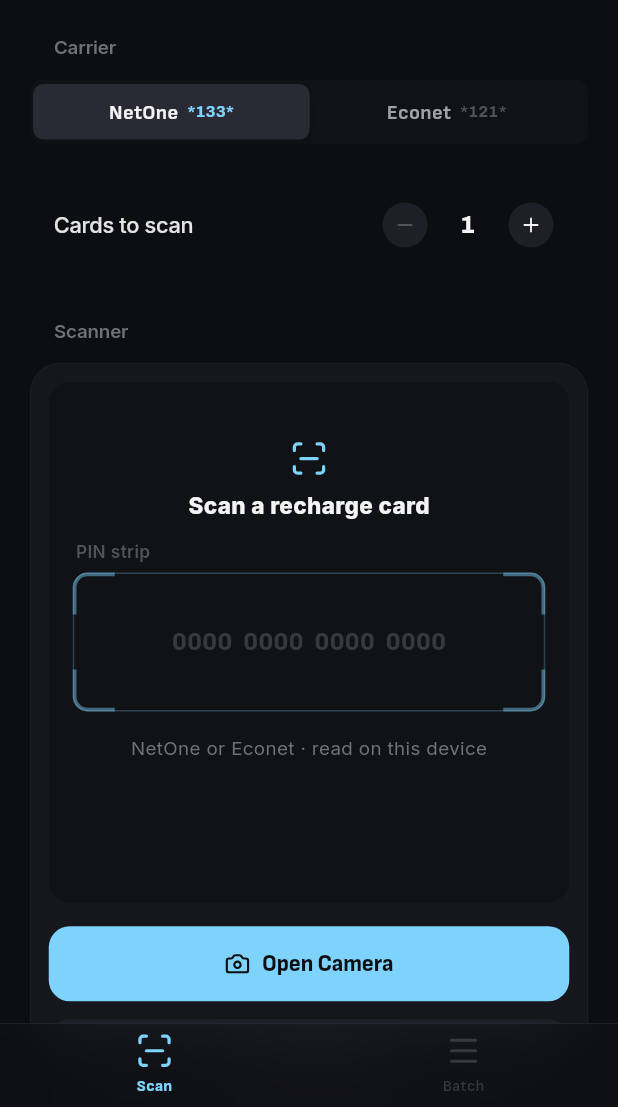
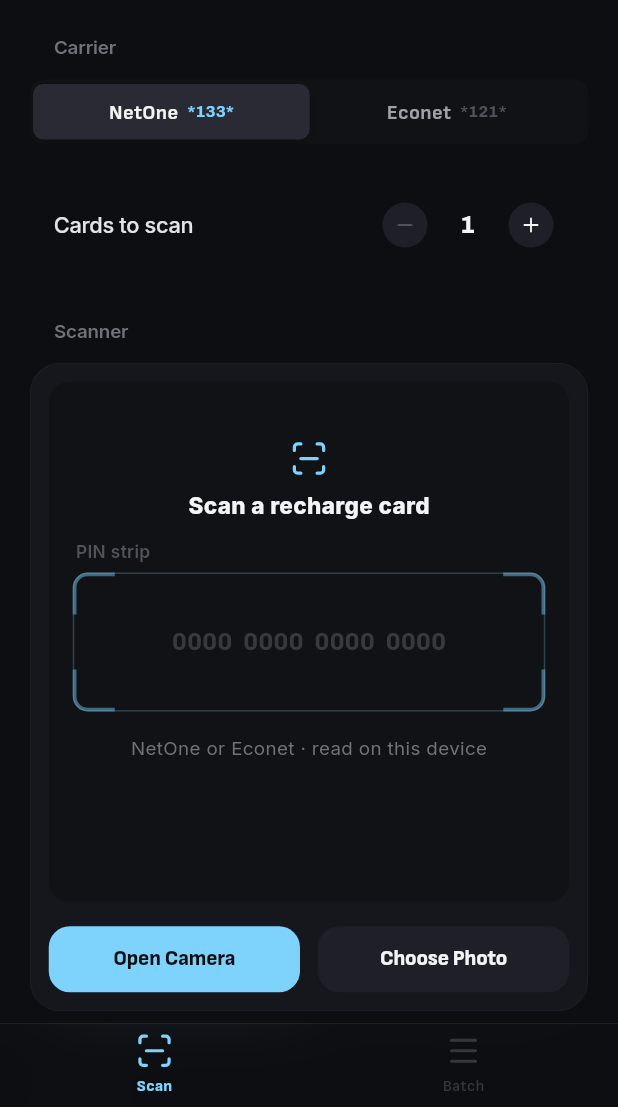
Before and after one commit to brandie-xxx/iscanna-v1.0, a Flutter app: the screen it shows after launch, on a phone screen of 412 x 824 dp, the part 129-1236 px from its top. Run offline on Flutter 3.47's test engine with Material 3 defaults, Android fonts, the phone set to English and light mode, and no system bars; our stand-ins replace camera, confetti, image_picker, lucide_icons_flutter, share_plus; missing offline and left inert: google_mlkit_text_recognition.

Commit message:
Shorter labels, side-by-side scan buttons, credit on the right
- Needs review -> Review; Export CSV -> Export
- Open Camera and Choose Photo sit side by side without icons; Scan Again below
- Digit 11/16 and 0/2 queued
- *exxstatix credit aligned to the right edge

Co-Authored-By: Claude Opus 5.5 <noreply@anthropic.com>
Claude-Session: https://claude.ai/code/session_01XtWghEjRpoRNAof9hKBBwM

```diff
--- a/lib/screens/batch_tab.dart
+++ b/lib/screens/batch_tab.dart
@@ -258,7 +258,7 @@ class _BatchTabState extends State<BatchTab> {
                     Expanded(
                       child: Builder(
                         builder: (btnContext) => AppButton(
-                          label: _exporting ? 'Exporting…' : 'Export ${_format.extension.toUpperCase()}',
+                          label: _exporting ? 'Exporting…' : 'Export',
                           icon: LucideIcons.share,
                           kind: ButtonKind.filled,
                           expand: true,
@@ -404,7 +404,7 @@ class _BatchRow extends StatelessWidget {
                               if (!card.canDial) ...[
                                 const TextSpan(text: '  ·  '),
                                 const TextSpan(
-                                  text: 'Needs review',
+                                  text: 'Review',
                                   style: TextStyle(color: AppColors.warning),
                                 ),
                               ],
--- a/lib/screens/scan_tab.dart
+++ b/lib/screens/scan_tab.dart
@@ -112,7 +112,7 @@ class _BatchTarget extends StatelessWidget {
           ),
           if (target > 1) ...[
             const SizedBox(height: AppSpace.xs),
-            Text('${controller.batch.length} of $target queued', style: AppText.footnote),
+            Text('${controller.batch.length}/$target queued', style: AppText.footnote),
           ],
         ],
       ),
--- a/lib/widgets/camera_capture.dart
+++ b/lib/widgets/camera_capture.dart
@@ -266,39 +266,32 @@ class _CameraCaptureState extends State<CameraCapture> with WidgetsBindingObserv
     return Column(
       crossAxisAlignment: CrossAxisAlignment.stretch,
       children: [
-        AppButton(
-          label: _starting ? 'Opening Camera…' : 'Open Camera',
-          icon: LucideIcons.camera,
-          kind: ButtonKind.filled,
-          size: ButtonSize.large,
-          expand: true,
-          onPressed: _starting ? null : _startCamera,
-        ),
-        const SizedBox(height: AppSpace.md),
         Row(
           children: [
             Expanded(
               child: AppButton(
-                label: 'Choose Photo',
-                icon: LucideIcons.images,
+                label: _starting ? 'Opening…' : 'Open Camera',
+                kind: ButtonKind.filled,
                 expand: true,
-                onPressed: _pickFromGallery,
+                onPressed: _starting ? null : _startCamera,
               ),
             ),
-            if (hasPhoto) ...[
             const SizedBox(width: AppSpace.md),
             Expanded(
-                child: AppButton(
+              child: AppButton(label: 'Choose Photo', expand: true, onPressed: _pickFromGallery),
+            ),
+          ],
+        ),
+        if (hasPhoto) ...[
+          const SizedBox(height: AppSpace.md),
+          AppButton(
             label: 'Scan Again',
             icon: LucideIcons.refreshCw,
             kind: ButtonKind.tinted,
             expand: true,
             onPressed: app.isScanning ? null : app.rescan,
           ),
-              ),
         ],
-          ],
-        ),
       ],
     );
   }
--- a/lib/widgets/digit_correction_sheet.dart
+++ b/lib/widgets/digit_correction_sheet.dart
@@ -121,7 +121,7 @@ class _DigitCorrectionSheetState extends State<DigitCorrectionSheet> {
               ),
             ),
             const SizedBox(height: AppSpace.md),
-            Center(child: Text('Digit ${_selected + 1} of $kPinLength', style: AppText.readout)),
+            Center(child: Text('Digit ${_selected + 1}/$kPinLength', style: AppText.readout)),
             const SizedBox(height: AppSpace.md),
             // One row of 4 groups when each digit has room; otherwise two rows of 2 groups.
             LayoutBuilder(
```
Also changed, not shown: lib/widgets/common.dart (+5 -3 lines), 1 other file. Lines whose indentation alone changed are shown as unchanged.
